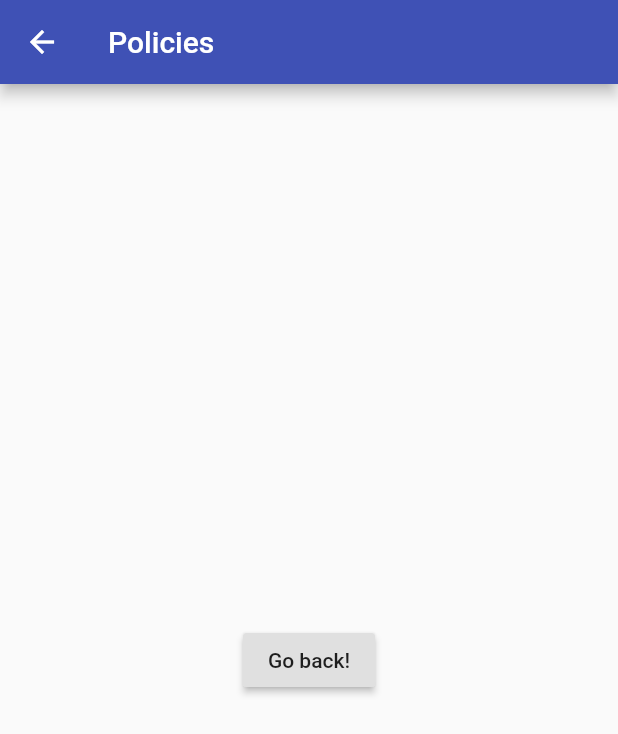
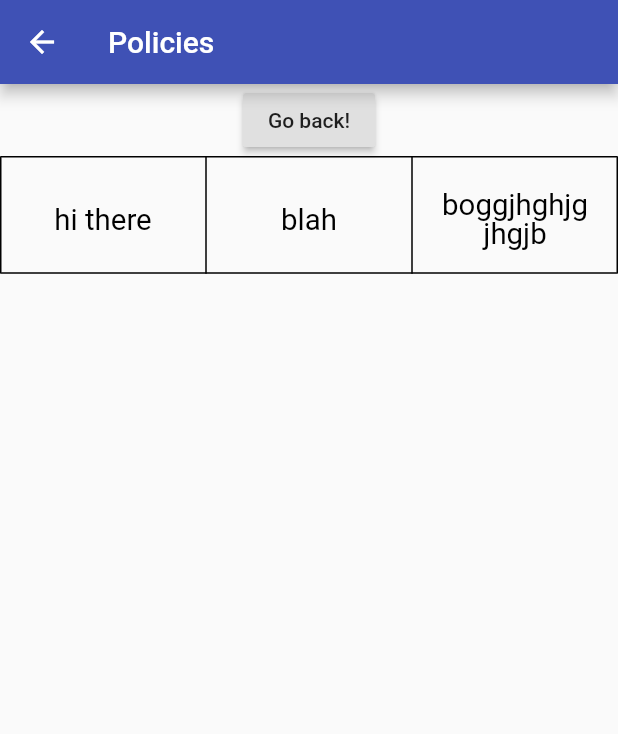
Before and after one commit to pursasha/flart, a Flutter app: the screen it shows after launch, after a tap on the "menu" icon, after a tap on "Policies", on a phone screen of 412 x 824 dp. Shown: the top 734 px of the screen. Run offline on Flutter 3.47's test engine with Material 2 defaults, Android fonts, the phone set to English and light mode, and no system bars.

Commit message:
Attempted checklist and figured out tables

```diff
--- a/lib/Policy.dart
+++ b/lib/Policy.dart
@@ -9,14 +9,104 @@ class Policy
       (
         title: Text("Policies"),
       ),
-      body: Center(
-        child: RaisedButton(
+      body: Column(
+        children: <Widget> [
+          RaisedButton(
           onPressed: () {
               Navigator.pop(context);
           },
           child: Text('Go back!'),
         ),
+        Table(
+          border: TableBorder.all(width:1, color: Colors.black),
+          defaultVerticalAlignment: TableCellVerticalAlignment.top,
+          children:<TableRow>[
+            //Heading
+            TableRow(
+            // decoration: BoxDecoration( border: Border.all(width: 1, color: Colors.black) ),
+              children:<Widget>[
+                FittedBox(
+                  fit:BoxFit.contain,
+                  child: Container(
+                    margin:EdgeInsets.all(1),
+                   // color:Colors.grey,
+                    width: 5.0,
+                    height:2.0,
+                    child:Center(
+                      child:Text("hi there",
+                      textAlign: TextAlign.center,
+                        style: TextStyle(
+                        color: Colors.black, fontSize: 1.0,)
+                      ),
+                    ),
+                    )
+                  ),
+                FittedBox(
+                  fit:BoxFit.contain,
+                  child: Container(
+                    margin:EdgeInsets.all(1),
+                   // color:Colors.grey,
+                    width: 5.0,
+                    height:2.0,
+                    child:Center(
+                      child:Text("blah",
+                      textAlign: TextAlign.center,
+                        style: TextStyle(
+                        color: Colors.black, fontSize: 1.0,)
+                      ),
+                    ),
+                    )
+                  ),
+                   FittedBox(
+                  fit:BoxFit.contain,
+                  child: Container(
+                    margin:EdgeInsets.all(1),
+                   // color:Colors.grey,
+                    width: 5.0,
+                    height:2.0,
+                    child:Center(
+                      child:Text("boggjhghjgjhgjb",
+                      textAlign: TextAlign.center,
+                        style: TextStyle(
+                        color: Colors.black, fontSize: 1.0,)
+                      ),
+                    ),
+                    )
+                  ),
+              ]
+            ),
+          ]
+        )
+        ]
       ),
+
     );
   }
 }
+
+
+             /*mainAxisAlignment: MainAxisAlignment.spaceAround,
+                    children: <Widget>[
+                      new Text('Store'),
+                      new Text('Accept Coupons'),
+                      new Text('Double'),
+                      new Text('Digital Coupons'),
+                      new Text('Link'),
+                    ],
+                  )
+                )
+              ]),
+            //Walgreens
+            TableRow(
+              children:[
+                TableCell(
+                  child: Row(
+                    mainAxisAlignment: MainAxisAlignment.spaceAround,
+                    children: <Widget>[
+                      new Text('Walgreens'),
+                      new Text('Yes'),
+                      new Text('No'),
+                      new Text('Yes'),
+                      new Text('____'),
+                    ],
+                  )*/
```
Also changed, not shown: lib/ShopList.dart (+16 -6 lines), lib/main.dart (+45 -13 lines), 2 other files.
